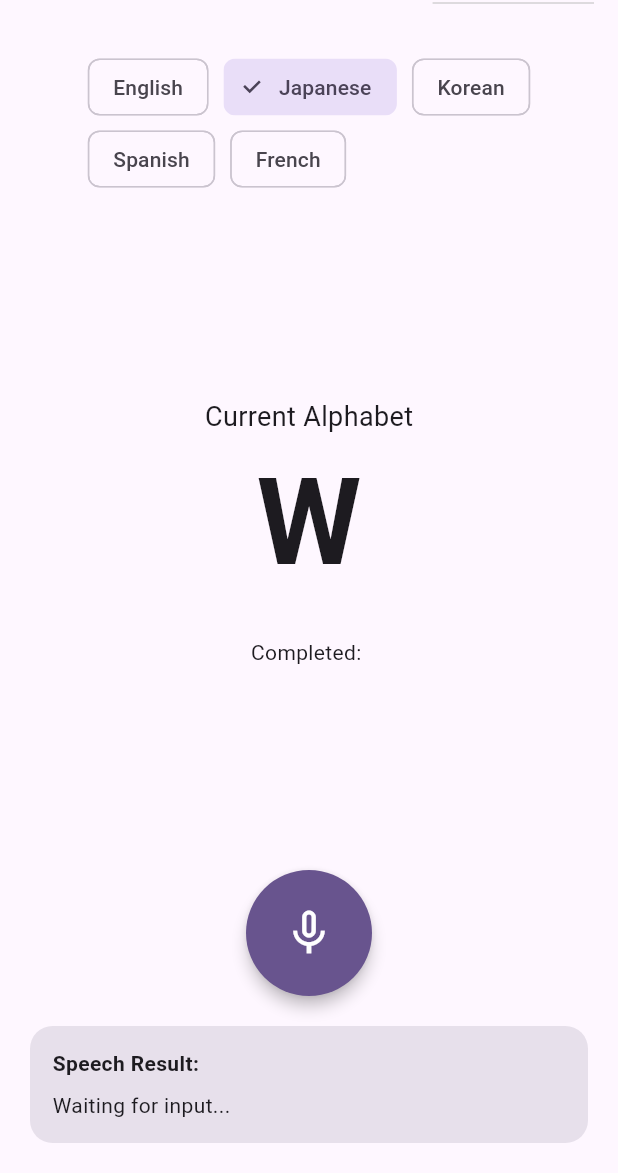
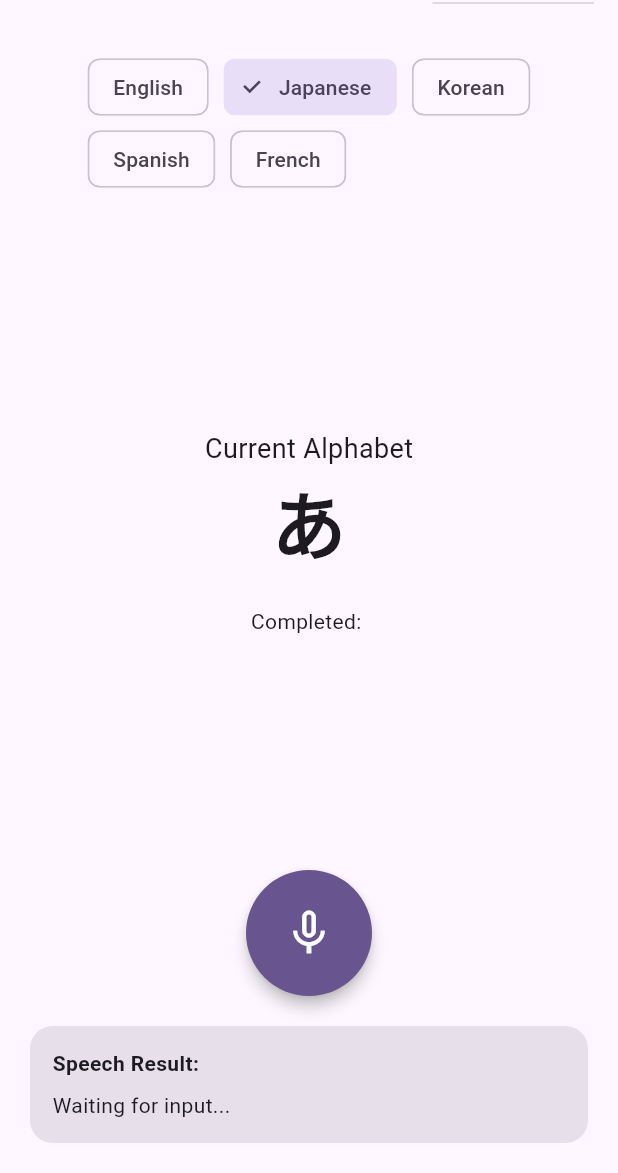
Before and after one commit to Prayag887/speech_recognizer_ios, a Flutter app: the screen it shows after launch, after a tap on "Japanese", on a phone screen of 412 x 824 dp, the part 63-1236 px from its top. Run offline on Flutter 3.47's test engine with Material 3 defaults, Android fonts, the phone set to English and light mode, and no system bars; our stand-ins replace plugin_platform_interface.

```diff
--- a/example/lib/screens/pronunciation_practice_screen.dart
+++ b/example/lib/screens/pronunciation_practice_screen.dart
@@ -1,5 +1,5 @@
-import 'dart:math';
 import 'package:flutter/material.dart';
+import 'package:speech_recognization_example/utils/numbers_and_words_list.dart';
 import '../models/paragraph_data.dart';
 import '../services/speech_recognition_service.dart';
 import '../utils/extensions.dart';
@@ -30,7 +30,18 @@ class _PronunciationPracticeScreenState
   final ValueNotifier<String> _selectedPracticeMode = ValueNotifier('alphabets');
 
   final List<String> _languages = ['en-US', 'ja-JP', 'ko-KR', 'es-ES', 'fr-FR'];
+  final List<String> _koreanChars = NumbersAndWordsList().koreanNumbers;
+  final List<String> _japaneseChars = NumbersAndWordsList().japaneseKana;
   final List<String> _practiceModes = ['alphabets', 'paragraphs'];
+
+  // Maintain an index tracker for each language
+  final Map<String, int> _currentCharIndex = {
+    'en-US': 0,
+    'ko-KR': 0,
+    'ja-JP': 0,
+    'es-ES': 0,
+    'fr-FR': 0,
+  };
 
   final List<ParagraphData> _paragraphs = [
     ParagraphData(
@@ -50,8 +61,17 @@ class _PronunciationPracticeScreenState
   @override
   void initState() {
     super.initState();
+    _setupLanguageListener();
     _generateNewAlphabet();
     _setupSpeechRecognition();
+  }
+
+  void _setupLanguageListener() {
+    // Listen for language changes
+    _selectedLanguage.addListener(() {
+      _generateNewAlphabet(); // Generate a new alphabet for the new language
+      _spokenAlphabets.value = []; // Reset spoken alphabets when language changes
+    });
   }
 
   void _setupSpeechRecognition() {
@@ -84,7 +104,25 @@ class _PronunciationPracticeScreenState
   }
 
   void _generateNewAlphabet() {
-    _currentAlphabet.value = String.fromCharCode(Random().nextInt(26) + 65);
+    // Choose alphabet based on current language
+    final language = _selectedLanguage.value;
+
+    if (language == 'ko-KR' && _koreanChars.isNotEmpty) {
+      // Korean: pick next character sequentially
+      _currentAlphabet.value = _koreanChars[_currentCharIndex[language]!];
+      // Move to next index, wrap around if needed
+      _currentCharIndex[language] = (_currentCharIndex[language]! + 1) % _koreanChars.length;
+    } else if (language == 'ja-JP' && _japaneseChars.isNotEmpty) {
+      // Japanese: pick next character sequentially
+      _currentAlphabet.value = _japaneseChars[_currentCharIndex[language]!];
+      // Move to next index, wrap around if needed
+      _currentCharIndex[language] = (_currentCharIndex[language]! + 1) % _japaneseChars.length;
+    } else {
+      // English: use Latin alphabet A-Z sequentially
+      _currentAlphabet.value = String.fromCharCode(65 + _currentCharIndex['en-US']!);
+      // Move to next index, wrap around if needed (A-Z is 26 characters)
+      _currentCharIndex['en-US'] = (_currentCharIndex['en-US']! + 1) % 26;
+    }
   }
 
   Future<void> _startListening() async {
--- /dev/null
+++ b/example/lib/utils/numbers_and_words_list.dart
@@ -0,0 +1,63 @@
+
+
+class NumbersAndWordsList {
+  final List<String> koreanNumbers = [
+    '하나', // Hana (1)
+    '둘', // Tul (2)
+    '셋', // Set (3)
+    '넷', // Net (4)
+    '다섯', // Daseot (5)
+    '여섯', // Yeoseot (6)
+    '일곱', // Ilgop (7)
+    '여덟', // Yeodeol (8)
+    '아홉', // Ahop (9)
+    '열', // Yeol (10)
+    '열하나', // Yeolhana (11)
+    '열둘', // Yeoldul (12)
+    '열셋', // Yeolset (13)
+    '열넷', // Yeolnet (14)
+    '열다섯', // Yeoldaseot (15)
+    '열여섯', // Yeolyeoseot (16)
+    '열일곱', // Yeolilgop (17)
+    '열여덟', // Yeolyeodeol (18)
+    '열아홉', // Yeolahop (19)
+    '스물', // Seumul (20)
+    '스물하나', // Seumulhana (21)
+    '스물둘', // Seumuldul (22)
+    '스물셋', // Seumulset (23)
+    '스물넷', // Seumulnet (24)
+    '스물다섯', // Seumuldaseot (25)
+    '스물여섯', // Seumulyeoseot (26)
+    '스물일곱', // Seumulilgop (27)
+    '스물여덟', // Seumulyeodeol (28)
+    '스물아홉', // Seumulahop (29)
+    '서른', // Seoreun (30)
+    '서른하나', // Seoreunhana (31)
+    '서른둘', // Seoreundul (32)
+    '서른셋', // Seoreunset (33)
+    '서른넷', // Seoreunnet (34)
+    '서른다섯', // Seoreundaseot (35)
+    '서른여섯', // Seoreunyeoseot (36)
+    '서른일곱', // Seoreunilgop (37)
+    '서른여덟', // Seoreunyeodeol (38)
+    '서른아홉', // Seoreunahop (39)
+    '마흔', // Maheun (40)
+    '마흔하나', // Maheunhana (41)
+    '마흔둘', // Maheundul (42)
+    '마흔셋', // Maheunset (43)
+    '마흔넷', // Maheunnet (44)
+    '마흔다섯', // Maheundaseot (45)
+    '마흔여섯', // Maheunyeoseot (46)
+    '마흔일곱', // Maheunilgop (47)
+    '마흔여덟', // Maheunyeodeol (48)
+    '마흔아홉', // Maheunahop (49)
+    '쉰', // Shwin (50)
+  ];
+
+
+  final List<String> japaneseKana = [
+    'あ', 'い', 'う', 'え', 'お', 'か', 'き', 'く', 'け', 'こ',
+    'さ', 'し', 'す', 'せ', 'そ', 'た', 'ち', 'つ', 'て', 'と'
+  ];
+
+}
--- a/example/lib/widgets/alphabet_practice.dart
+++ b/example/lib/widgets/alphabet_practice.dart
@@ -19,7 +19,7 @@ class AlphabetPractice extends StatelessWidget {
         ValueListenableBuilder<String>(
           valueListenable: currentAlphabet,
           builder: (context, char, _) => Text(char,
-              style: const TextStyle(fontSize: 80, fontWeight: FontWeight.bold)),
+              style: const TextStyle(fontSize: 50, fontWeight: FontWeight.bold)),
         ),
         const SizedBox(height: 20),
         ValueListenableBuilder<List<String>>(
```
Also changed, not shown: 1 other file.
